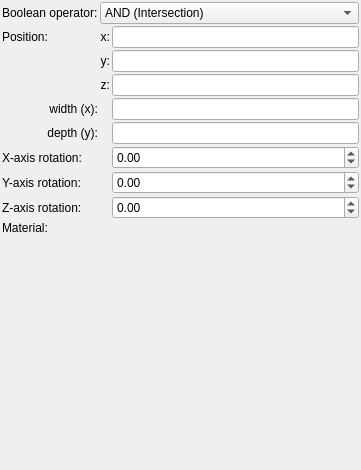
Old version of the form mandelbulber2/formula/ui/primitive_rectangle.ui in the repository buddhi1980/mandelbulber2.
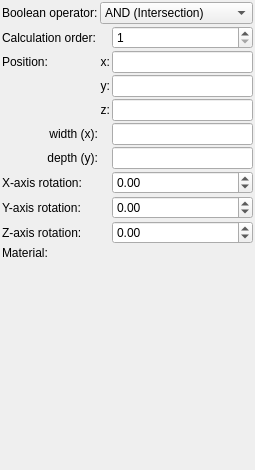
New version of the form. Custom widgets are drawn as their Qt base class.

Commit message: Added caclucation order parameter for booleans. Increased speed of loading thumbnals by disablind CalculateDistanceFrompoint when it is not needed

What changed in the file:
```diff
--- a/mandelbulber2/formula/ui/primitive_rectangle.ui
+++ b/mandelbulber2/formula/ui/primitive_rectangle.ui
@@ -6,7 +6,7 @@
    <rect>
     <x>0</x>
     <y>0</y>
-    <width>361</width>
+    <width>255</width>
     <height>470</height>
    </rect>
   </property>
@@ -34,7 +34,7 @@
      <property name="spacing">
       <number>2</number>
      </property>
-     <item row="4" column="0">
+     <item row="5" column="0">
       <widget class="QLabel" name="label_14">
        <property name="text">
         <string>width (x):</string>
@@ -44,7 +44,7 @@
        </property>
       </widget>
      </item>
-     <item row="5" column="2">
+     <item row="6" column="2">
       <widget class="MyLineEdit" name="logedit_height">
        <property name="sizePolicy">
         <sizepolicy hsizetype="Expanding" vsizetype="Maximum">
@@ -54,7 +54,7 @@
        </property>
       </widget>
      </item>
-     <item row="7" column="2">
+     <item row="8" column="2">
       <widget class="MyDoubleSpinBox" name="spinboxd3_rotation_y">
        <property name="sizePolicy">
         <sizepolicy hsizetype="Minimum" vsizetype="Maximum">
@@ -82,7 +82,7 @@
        </property>
       </widget>
      </item>
-     <item row="4" column="2">
+     <item row="5" column="2">
       <widget class="MyLineEdit" name="logedit_width">
        <property name="sizePolicy">
         <sizepolicy hsizetype="Expanding" vsizetype="Maximum">
@@ -92,14 +92,14 @@
        </property>
       </widget>
      </item>
-     <item row="1" column="0">
+     <item row="2" column="0">
       <widget class="QLabel" name="label_10">
        <property name="text">
         <string>Position:</string>
        </property>
       </widget>
      </item>
-     <item row="8" column="2">
+     <item row="9" column="2">
       <widget class="MyDoubleSpinBox" name="spinboxd3_rotation_z">
        <property name="sizePolicy">
         <sizepolicy hsizetype="Minimum" vsizetype="Maximum">
@@ -127,14 +127,14 @@
        </property>
       </widget>
      </item>
-     <item row="6" column="0">
+     <item row="7" column="0">
       <widget class="QLabel" name="label_8">
        <property name="text">
         <string>X-axis rotation:</string>
        </property>
       </widget>
      </item>
-     <item row="2" column="2">
+     <item row="3" column="2">
       <widget class="MyLineEdit" name="vect3_position_y">
        <property name="sizePolicy">
         <sizepolicy hsizetype="Expanding" vsizetype="Maximum">
@@ -144,7 +144,7 @@
        </property>
       </widget>
      </item>
-     <item row="6" column="2">
+     <item row="7" column="2">
       <widget class="MyDoubleSpinBox" name="spinboxd3_rotation_x">
        <property name="sizePolicy">
         <sizepolicy hsizetype="Minimum" vsizetype="Maximum">
@@ -172,7 +172,7 @@
        </property>
       </widget>
      </item>
-     <item row="3" column="2">
+     <item row="4" column="2">
       <widget class="MyLineEdit" name="vect3_position_z">
        <property name="sizePolicy">
         <sizepolicy hsizetype="Expanding" vsizetype="Maximum">
@@ -182,7 +182,7 @@
        </property>
       </widget>
      </item>
-     <item row="5" column="0">
+     <item row="6" column="0">
       <widget class="QLabel" name="label_16">
        <property name="text">
         <string>depth (y):</string>
@@ -192,7 +192,7 @@
        </property>
       </widget>
      </item>
-     <item row="1" column="2">
+     <item row="2" column="2">
       <widget class="MyLineEdit" name="vect3_position_x">
        <property name="sizePolicy">
         <sizepolicy hsizetype="Expanding" vsizetype="Maximum">
@@ -202,14 +202,14 @@
        </property>
       </widget>
      </item>
-     <item row="9" column="0">
+     <item row="10" column="0">
       <widget class="QLabel" name="label_20">
        <property name="text">
         <string>Material:</string>
        </property>
       </widget>
      </item>
-     <item row="3" column="1">
+     <item row="4" column="1">
       <widget class="QLabel" name="label_13">
        <property name="text">
         <string>z:</string>
@@ -219,7 +219,7 @@
        </property>
       </widget>
      </item>
-     <item row="9" column="1" colspan="2">
+     <item row="10" column="1" colspan="2">
       <widget class="cMaterialSelector" name="materialselector_material_id" native="true">
        <property name="sizePolicy">
         <sizepolicy hsizetype="Preferred" vsizetype="Minimum">
@@ -229,14 +229,14 @@
        </property>
       </widget>
      </item>
-     <item row="8" column="0">
+     <item row="9" column="0">
       <widget class="QLabel" name="label_15">
        <property name="text">
         <string>Z-axis rotation:</string>
        </property>
       </widget>
      </item>
-     <item row="1" column="1">
+     <item row="2" column="1">
       <widget class="QLabel" name="label_11">
        <property name="text">
         <string>x:</string>
@@ -246,7 +246,7 @@
        </property>
       </widget>
      </item>
-     <item row="2" column="1">
+     <item row="3" column="1">
       <widget class="QLabel" name="label_12">
        <property name="text">
         <string>y:</string>
@@ -256,7 +256,7 @@
        </property>
       </widget>
      </item>
-     <item row="7" column="0">
+     <item row="8" column="0">
       <widget class="QLabel" name="label_9">
        <property name="text">
         <string>Y-axis rotation:</string>
@@ -306,6 +306,35 @@
        </item>
       </widget>
      </item>
+     <item row="1" column="0">
+      <widget class="QLabel" name="label_22">
+       <property name="text">
+        <string>Calculation order:</string>
+       </property>
+       <property name="wordWrap">
+        <bool>true</bool>
+       </property>
+      </widget>
+     </item>
+     <item row="1" column="2">
+      <widget class="MySpinBox" name="spinboxInt_calculation_order">
+       <property name="sizePolicy">
+        <sizepolicy hsizetype="Minimum" vsizetype="Maximum">
+         <horstretch>0</horstretch>
+         <verstretch>0</verstretch>
+        </sizepolicy>
+       </property>
+       <property name="toolTip">
+        <string>&lt;html&gt;&lt;head/&gt;&lt;body&gt;&lt;p&gt;Order of calculation boolean operators. Object with lower number will be calculated first.&lt;/p&gt;&lt;/body&gt;&lt;/html&gt;</string>
+       </property>
+       <property name="minimum">
+        <number>1</number>
+       </property>
+       <property name="maximum">
+        <number>9999</number>
+       </property>
+      </widget>
+     </item>
     </layout>
    </item>
    <item>
@@ -345,6 +374,11 @@
    <extends>QComboBox</extends>
    <header>my_combo_box.h</header>
   </customwidget>
+  <customwidget>
+   <class>MySpinBox</class>
+   <extends>QSpinBox</extends>
+   <header>my_spin_box.h</header>
+  </customwidget>
  </customwidgets>
  <tabstops>
   <tabstop>vect3_position_x</tabstop>
```
Left out of the diff: 3 changed lines with no effect on the pictures. The commit also changes 13 other files.
